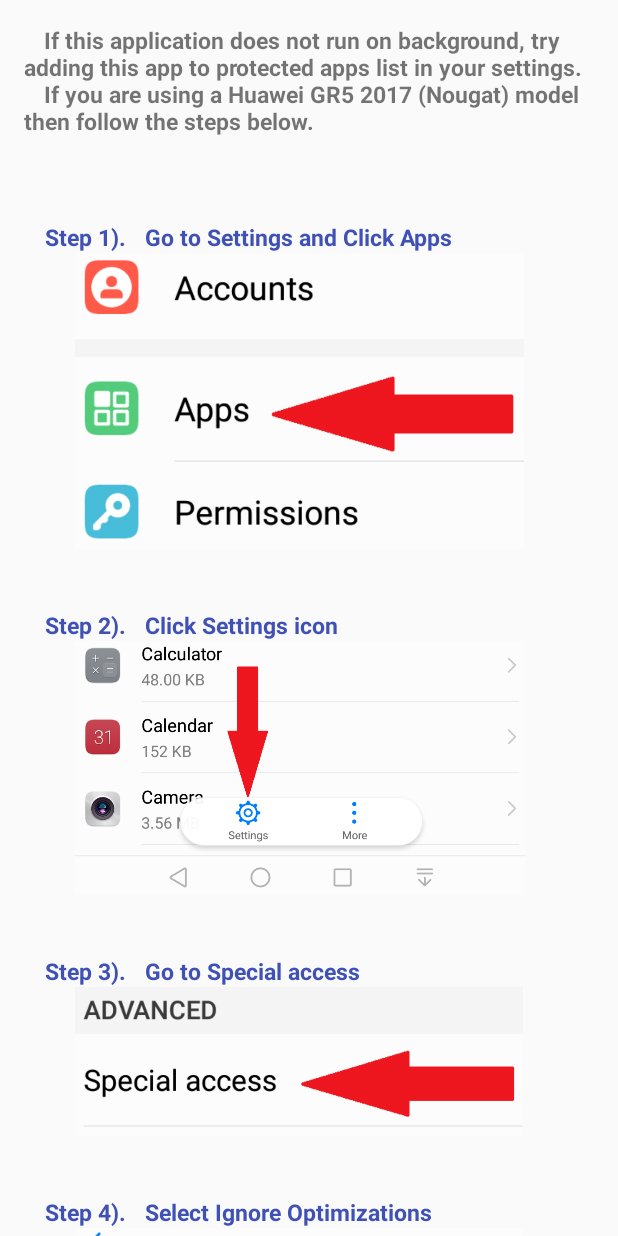
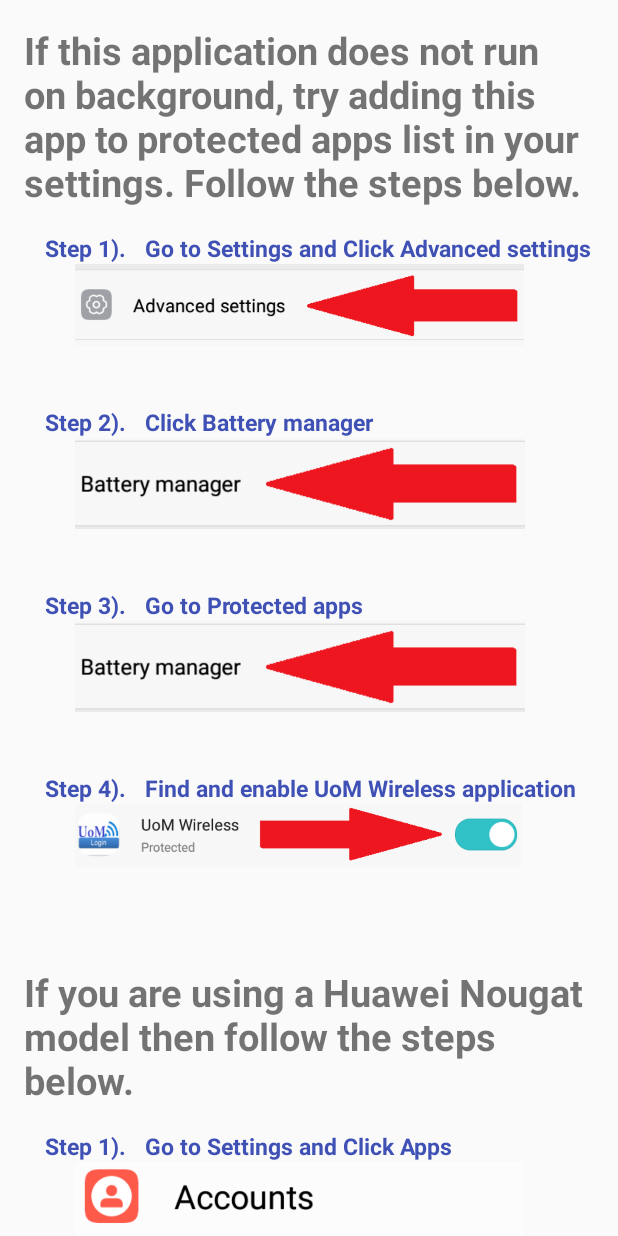
Before and after one commit to kmchmk/UoM-WiFi-Login, an Android app: the HuaweiStepsActivity screen opened directly, with no data from a screen before it, on a phone screen of 412 x 824 dp. Run offline under Robolectric (Android 15) with nearby library versions, the phone set to English and light mode, and no system bars.

Commit message:
Huawei protected apps steps are added.

```diff
--- a/app/src/main/res/layout/activity_huaweisteps.xml
+++ b/app/src/main/res/layout/activity_huaweisteps.xml
@@ -21,25 +21,134 @@
             android:layout_width="wrap_content"
             android:layout_height="wrap_content"
             android:layout_alignParentTop="true"
-            android:layout_marginTop="50dp"
             android:text="@string/if_huawei"
             android:layout_margin="@dimen/text_margin"
+            android:textSize="@dimen/text_size_large"
+            android:textStyle="bold" />
+
+
+
+
+
+        <TextView
+            android:id="@+id/pt1"
+            android:layout_width="wrap_content"
+            android:layout_height="wrap_content"
+            android:layout_marginLeft="30dp"
+            android:layout_marginStart="30dp"
+            android:layout_below="@+id/if_huawei"
+            android:text="@string/pastep1"
+            android:textColor="@color/colorPrimary"
             android:textSize="@dimen/text_size"
             android:textStyle="bold" />
+        <ImageView
+            android:id="@+id/ps1"
+            android:layout_width="@dimen/image_width"
+            android:layout_height="wrap_content"
+            android:layout_marginLeft="50dp"
+            android:layout_marginStart="50dp"
+            android:layout_below="@+id/pt1"
+            android:adjustViewBounds="true"
+            android:scaleType="fitStart"
+            app:srcCompat="@drawable/pa1" />
+
+        <TextView
+            android:id="@+id/pt2"
+            android:layout_width="wrap_content"
+            android:layout_height="wrap_content"
+            android:layout_alignLeft="@+id/pt1"
+            android:layout_alignStart="@+id/pt1"
+            android:layout_below="@+id/ps1"
+            android:layout_marginTop="40dp"
+            android:text="@string/pastep2"
+            android:textColor="@color/colorPrimary"
+            android:textSize="@dimen/text_size"
+            android:textStyle="bold" />
+        <ImageView
+            android:id="@+id/ps2"
+            android:layout_width="@dimen/image_width"
+            android:layout_height="wrap_content"
+            android:adjustViewBounds="true"
+            android:scaleType="fitStart"
+            app:srcCompat="@drawable/pa2"
+            android:layout_below="@+id/pt2"
+            android:layout_alignLeft="@+id/ps1"
+            android:layout_alignStart="@+id/ps1"/>
+
+        <TextView
+            android:id="@+id/pt3"
+            android:layout_width="wrap_content"
+            android:layout_height="wrap_content"
+            android:layout_alignLeft="@+id/pt1"
+            android:layout_alignStart="@+id/pt1"
+            android:layout_below="@+id/ps2"
+            android:layout_marginTop="40dp"
+            android:text="@string/pastep3"
+            android:textColor="@color/colorPrimary"
+            android:textSize="@dimen/text_size"
+            android:textStyle="bold" />
+        <ImageView
+            android:id="@+id/ps3"
+            android:layout_width="@dimen/image_width"
+            android:layout_height="wrap_content"
+            android:adjustViewBounds="true"
+            android:scaleType="fitStart"
+            app:srcCompat="@drawable/pa2"
+            android:layout_below="@+id/pt3"
+            android:layout_alignLeft="@+id/ps1"
+            android:layout_alignStart="@+id/ps1"/>
+
+        <TextView
+            android:id="@+id/pt4"
+            android:layout_width="wrap_content"
+            android:layout_height="wrap_content"
+            android:layout_alignLeft="@+id/pt1"
+            android:layout_alignStart="@+id/pt1"
+            android:layout_below="@+id/ps3"
+            android:layout_marginTop="40dp"
+            android:text="@string/pastep4"
+            android:textColor="@color/colorPrimary"
+            android:textSize="@dimen/text_size"
+            android:textStyle="bold" />
+        <ImageView
+            android:id="@+id/ps4"
+            android:layout_width="@dimen/image_width"
+            android:layout_height="wrap_content"
+            android:adjustViewBounds="true"
+            android:scaleType="fitStart"
+            app:srcCompat="@drawable/pa4"
+            android:layout_below="@+id/pt4"
+            android:layout_alignLeft="@+id/ps1"
+            android:layout_alignStart="@+id/ps1"/>
+
+
+        <TextView
+            android:id="@+id/if_huawei_old"
+            android:layout_width="wrap_content"
+            android:layout_height="wrap_content"
+            android:layout_below="@+id/ps4"
+            android:layout_margin="@dimen/text_margin"
+            android:paddingTop="50dp"
+            android:text="@string/if_huawei_old"
+            android:textSize="@dimen/text_size_large"
+            android:textStyle="bold" />
+
+
+
+
+
 
         <TextView
             android:id="@+id/st1"
             android:layout_width="wrap_content"
             android:layout_height="wrap_content"
-            android:layout_marginLeft="30dp"
-            android:layout_marginStart="30dp"
-            android:layout_below="@+id/if_huawei"
-            android:layout_marginTop="40dp"
+            android:layout_alignLeft="@+id/pt1"
+            android:layout_alignStart="@+id/pt1"
+            android:layout_below="@+id/if_huawei_old"
             android:text="@string/step1"
             android:textColor="@color/colorPrimary"
             android:textSize="@dimen/text_size"
             android:textStyle="bold" />
-
         <ImageView
             android:id="@+id/ss1"
             android:layout_width="@dimen/image_width"
@@ -55,8 +164,8 @@
             android:id="@+id/st2"
             android:layout_width="wrap_content"
             android:layout_height="wrap_content"
-            android:layout_alignLeft="@+id/st1"
-            android:layout_alignStart="@+id/st1"
+            android:layout_alignLeft="@+id/pt1"
+            android:layout_alignStart="@+id/pt1"
             android:layout_below="@+id/ss1"
             android:layout_marginTop="40dp"
             android:text="@string/step2"
@@ -79,8 +188,8 @@
             android:id="@+id/st3"
             android:layout_width="wrap_content"
             android:layout_height="wrap_content"
-            android:layout_alignLeft="@+id/st1"
-            android:layout_alignStart="@+id/st1"
+            android:layout_alignLeft="@+id/pt1"
+            android:layout_alignStart="@+id/pt1"
             android:layout_below="@+id/ss2"
             android:layout_marginTop="40dp"
             android:text="@string/step3"
@@ -103,8 +212,8 @@
             android:id="@+id/st4"
             android:layout_width="wrap_content"
             android:layout_height="wrap_content"
-            android:layout_alignLeft="@+id/st1"
-            android:layout_alignStart="@+id/st1"
+            android:layout_alignLeft="@+id/pt1"
+            android:layout_alignStart="@+id/pt1"
             android:layout_below="@+id/ss3"
             android:layout_marginTop="40dp"
             android:text="@string/step4"
@@ -127,8 +236,8 @@
             android:id="@+id/st5"
             android:layout_width="wrap_content"
             android:layout_height="wrap_content"
-            android:layout_alignLeft="@+id/st1"
-            android:layout_alignStart="@+id/st1"
+            android:layout_alignLeft="@+id/pt1"
+            android:layout_alignStart="@+id/pt1"
             android:layout_below="@+id/ss4"
             android:layout_marginTop="40dp"
             android:text="@string/step5"
@@ -151,8 +260,8 @@
             android:id="@+id/st6"
             android:layout_width="wrap_content"
             android:layout_height="wrap_content"
-            android:layout_alignLeft="@+id/st1"
-            android:layout_alignStart="@+id/st1"
+            android:layout_alignLeft="@+id/pt1"
+            android:layout_alignStart="@+id/pt1"
             android:layout_below="@+id/ss5"
             android:layout_marginTop="40dp"
             android:text="@string/step6"
@@ -174,8 +283,8 @@
             android:id="@+id/st7"
             android:layout_width="wrap_content"
             android:layout_height="wrap_content"
-            android:layout_alignLeft="@+id/st1"
-            android:layout_alignStart="@+id/st1"
+            android:layout_alignLeft="@+id/pt1"
+            android:layout_alignStart="@+id/pt1"
             android:layout_below="@+id/ss6"
             android:layout_marginTop="40dp"
             android:text="@string/step7"
@@ -191,9 +300,25 @@
             android:scaleType="fitStart"
             app:srcCompat="@drawable/ss7"
             android:layout_below="@+id/st7"
-            android:layout_alignLeft="@+id/ss1"
-            android:layout_alignStart="@+id/ss1"
-            android:layout_marginBottom="50dp"/>
+            android:layout_alignLeft="@+id/pt1"
+            android:layout_alignStart="@+id/pt1"/>
+
+
+
+        <TextView
+            android:id="@+id/done"
+            android:layout_width="wrap_content"
+            android:layout_height="wrap_content"
+            android:layout_below="@+id/ss7"
+            android:layout_margin="@dimen/text_margin"
+            android:paddingTop="30dp"
+            android:text="@string/done"
+            android:textSize="@dimen/text_size_large"
+            android:textStyle="bold"  />
+
+
+
+
 
     </RelativeLayout>
 </android.support.v4.widget.NestedScrollView>
--- a/app/src/main/res/layout/activity_main.xml
+++ b/app/src/main/res/layout/activity_main.xml
@@ -67,6 +67,7 @@
             android:layout_marginTop="10dp"
             android:text="@string/if_huawei_button"
             android:textSize="12sp"
+            android:textColor="@color/red"
             android:onClick="openSteps"/>
 
         <TextView
--- a/app/src/main/res/values/colors.xml
+++ b/app/src/main/res/values/colors.xml
@@ -4,5 +4,6 @@
     <color name="colorPrimary">#3f51b5</color>
     <color name="colorPrimaryDark">#303F9F</color>
     <color name="colorAccent">#FF4081</color>
+    <color name="red">#FFFF0000</color>
 
 </resources>
--- a/app/src/main/res/values/dimens.xml
+++ b/app/src/main/res/values/dimens.xml
@@ -5,4 +5,5 @@
     <dimen name="text_margin">16dp</dimen>
     <dimen name="image_width">300dp</dimen>
     <dimen name="text_size">15sp</dimen>
+    <dimen name="text_size_large">25sp</dimen>
 </resources>
--- a/app/src/main/res/values/strings.xml
+++ b/app/src/main/res/values/strings.xml
@@ -6,9 +6,7 @@
     <string name="action_sign_in_short">Sign in</string>
     <string name="clear_all">Clear All</string>
 
-    <string name="description">
-        \tThis application can be used to login in to UoM Wireless wi-fi connection without entering username and pasword again and again. When you connect to UoM Wireless wi-fi, app will automatically log you in. Feel free to let me know if you have any problems or suggestions.
-    </string>
+    <string name="description">This application can be used to login in to UoM Wireless wi-fi connection without entering username and pasword again and again. When you connect to UoM Wireless wi-fi, app will automatically log you in. Feel free to let me know if you have any problems or suggestions.</string>
 
     <string name="l1">1).\tTap the settings button at bottom left corner.</string>
     <string name="l2">2).\tEnter your index number and password.</string>
@@ -22,10 +20,14 @@
     <string name="email"><a href='mailto:kmchmk@gmail.com'>Email</a></string>
     <string name="messenger"><a href='https://m.me/ChanakaMadurangaKarunarathne'>Messenger</a></string>
 
-    <string name="if_huawei">
-        \tIf this application does not run on background, try adding this app to protected apps list in your settings.\n
-        \tIf you are using a Huawei GR5 2017 (Nougat) model then follow the steps below."
-    </string>
+    <string name="if_huawei">If this application does not run on background, try adding this app to protected apps list in your settings. Follow the steps below.</string>
+    <string name="if_huawei_old">If you are using a Huawei Nougat model then follow the steps below.</string>
+    <string name="done">If you have completed above steps, app will automatically log you in when Wi-Fi is available.</string>
+
+    <string name="pastep1">Step 1).\tGo to Settings and Click Advanced settings</string>
+    <string name="pastep2">Step 2).\tClick Battery manager</string>
+    <string name="pastep3">Step 3).\tGo to Protected apps</string>
+    <string name="pastep4">Step 4).\tFind and enable UoM Wireless application</string>
 
     <string name="step1">Step 1).\tGo to Settings and Click Apps</string>
     <string name="step2">Step 2).\tClick Settings icon</string>
```
Also changed, not shown: app/build.gradle (+10 -10 lines).
